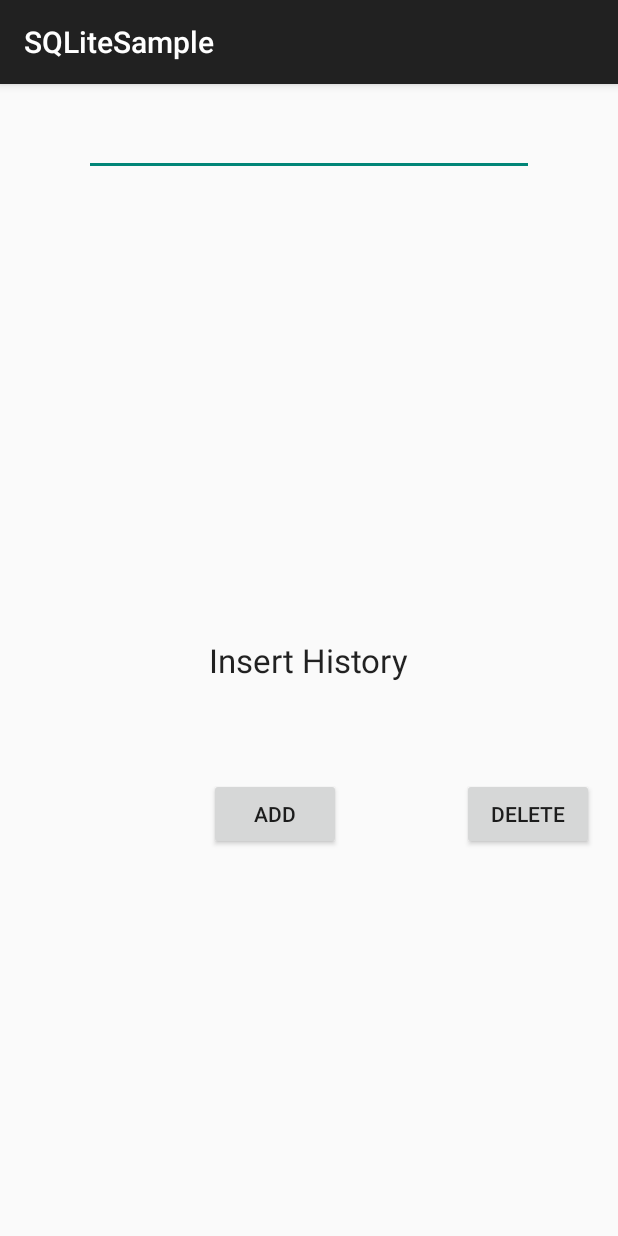
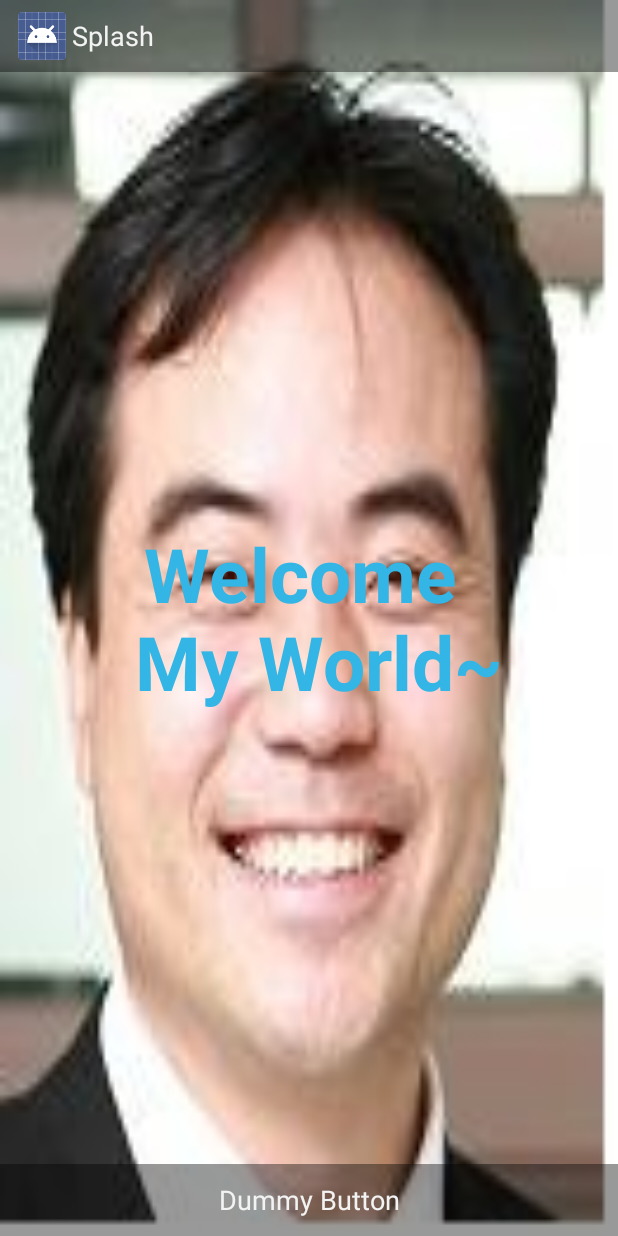
Before and after one commit to kangsoo/android_cookbook, an Android app: the screen it shows after launch (SQLiteSample before the commit, Splash after it), on a phone screen of 412 x 824 dp. Run offline under Robolectric (Android 15) with nearby library versions, the phone set to English and light mode, and no system bars.

Commit message:
splash and Main Menu Create~ Finally~

```diff
--- a/app/build.gradle
+++ b/app/build.gradle
@@ -22,4 +22,5 @@
 dependencies {
     compile fileTree(dir: 'libs', include: ['*.jar'])
     compile 'com.android.support:appcompat-v7:22.0.0'
+    compile 'com.android.support:support-v4:22.0.0'
 }
--- a/app/src/main/java/com/kangsoo/myapplication/SQLiteSample.java
+++ b/app/src/main/java/com/kangsoo/myapplication/SQLiteSample.java
@@ -59,7 +59,6 @@
 
     }
 
-
     public String displaySQLite(){
         String dbString = db.databaseToString();
         tvTextView.setText(dbString);
--- /dev/null
+++ b/app/src/main/java/com/kangsoo/myapplication/Splash.java
@@ -0,0 +1,77 @@
+package com.kangsoo.myapplication;
+
+import android.app.Activity;
+import android.content.Intent;
+import android.media.MediaPlayer;
+import android.os.Bundle;
+import android.view.View;
+import android.widget.Button;
+
+/**
+ * An example full-screen activity that shows and hides the system UI (i.e.
+ * status bar and navigation/system bar) with user interaction.
+ *
+ */
+public class Splash extends Activity {
+
+    Button btnExitSplash;
+    Intent intentMainActivity;
+    MediaPlayer mpSplashSong;
+
+    @Override
+    protected void onPause() {
+        super.onPause();
+        mpSplashSong.release();
+        finish();
+    }
+
+    @Override
+    protected void onCreate(Bundle savedInstanceState) {
+        super.onCreate(savedInstanceState);
+        setContentView(R.layout.activity_splash);
+
+        //Play Background Music
+        mpSplashSong = MediaPlayer.create(this, R.drawable.splashmusic);
+        mpSplashSong.start();
+
+        //androidmanifest.xml's intent-filter action name
+        intentMainActivity = new Intent("com.kangsoo.myapplication.LISTVIEWSAMPLE");
+
+        //Don't wait 5 second. and Music
+        btnExitSplash = (Button) findViewById(R.id.dummy_button);
+
+        btnExitSplash.setOnClickListener(
+            new View.OnClickListener() {
+                @Override
+                public void onClick(View v) {
+
+                    finish();
+                    //startActivity(intentMainActivity);
+                }
+            }
+        );
+
+        //Thread Count 5 seconds and then Start Main Activity
+        Thread timer = new Thread(){
+
+            public void run(){
+
+                try{
+                    //5 seconds
+                    sleep(5000);
+
+                }catch(InterruptedException e){
+                    //What's wrong?
+                    e.printStackTrace();
+
+                }finally {
+                    mpSplashSong.release();
+                    startActivity(intentMainActivity);
+                }
+            }
+        };
+
+        //Start Thread
+        timer.start();
+    }
+}
--- /dev/null
+++ b/app/src/main/res/layout/activity_splash.xml
@@ -0,0 +1,51 @@
+<FrameLayout xmlns:android="http://schemas.android.com/apk/res/android"
+    xmlns:tools="http://schemas.android.com/tools"
+    android:layout_width="match_parent"
+    android:layout_height="match_parent"
+    android:background="@drawable/myface"
+    tools:context="com.kangsoo.myapplication.Splash">
+
+    <!-- background="#0099cc"-->
+    <!-- The primary full-screen view. This can be replaced with whatever view
+         is needed to present your content, e.g. VideoView, SurfaceView,
+         TextureView, etc. -->
+    <TextView
+        android:id="@+id/fullscreen_content"
+        android:layout_width="match_parent"
+        android:layout_height="match_parent"
+        android:gravity="center"
+        android:keepScreenOn="true"
+        android:text="@string/dummy_content"
+        android:textColor="#33b5e5"
+        android:textSize="50sp"
+        android:textStyle="bold" />
+
+    <!-- This FrameLayout insets its children based on system windows using
+         android:fitsSystemWindows. -->
+    <FrameLayout
+        android:layout_width="match_parent"
+        android:layout_height="match_parent"
+        android:fitsSystemWindows="true">
+
+        <LinearLayout
+            android:id="@+id/fullscreen_content_controls"
+            style="?metaButtonBarStyle"
+            android:layout_width="match_parent"
+            android:layout_height="wrap_content"
+            android:layout_gravity="bottom|center_horizontal"
+            android:background="@color/black_overlay"
+            android:orientation="horizontal"
+            tools:ignore="UselessParent">
+
+            <Button
+                android:id="@+id/dummy_button"
+                style="?metaButtonBarButtonStyle"
+                android:layout_width="0dp"
+                android:layout_height="wrap_content"
+                android:layout_weight="1"
+                android:text="@string/dummy_button" />
+
+        </LinearLayout>
+    </FrameLayout>
+
+</FrameLayout>
--- /dev/null
+++ b/app/src/main/res/values-v11/styles.xml
@@ -0,0 +1,15 @@
+<resources>
+
+    <style name="FullscreenTheme" parent="android:Theme.Holo">
+        <item name="android:actionBarStyle">@style/FullscreenActionBarStyle</item>
+        <item name="android:windowActionBarOverlay">true</item>
+        <item name="android:windowBackground">@null</item>
+        <item name="metaButtonBarStyle">?android:attr/buttonBarStyle</item>
+        <item name="metaButtonBarButtonStyle">?android:attr/buttonBarButtonStyle</item>
+    </style>
+
+    <style name="FullscreenActionBarStyle" parent="android:Widget.Holo.ActionBar">
+        <item name="android:background">@color/black_overlay</item>
+    </style>
+
+</resources>
--- /dev/null
+++ b/app/src/main/res/values/colors.xml
@@ -0,0 +1,5 @@
+<resources>
+
+    <color name="black_overlay">#66000000</color>
+
+</resources>
--- a/app/src/main/res/values/strings.xml
+++ b/app/src/main/res/values/strings.xml
@@ -6,4 +6,8 @@
     <string name="title_activity_bound_service">BoundService</string>
     <string name="title_activity_list_view_sample">ListViewSample</string>
     <string name="title_activity_sqlite_sample">SQLiteSample</string>
+
+    <string name="title_activity_splash">Splash</string>
+    <string name="dummy_button">Dummy Button</string>
+    <string name="dummy_content">Welcome \n My World~</string>
 </resources>
--- a/app/src/main/res/values/styles.xml
+++ b/app/src/main/res/values/styles.xml
@@ -5,4 +5,23 @@
         <!-- Customize your theme here. -->
     </style>
 
+    <style name="FullscreenTheme" parent="android:Theme.NoTitleBar">
+        <item name="android:windowContentOverlay">@null</item>
+        <item name="android:windowBackground">@null</item>
+        <item name="metaButtonBarStyle">@style/ButtonBar</item>
+        <item name="metaButtonBarButtonStyle">@style/ButtonBarButton</item>
+    </style>
+
+    <!-- Backward-compatible version of ?android:attr/buttonBarStyle -->
+    <style name="ButtonBar">
+        <item name="android:paddingLeft">2dp</item>
+        <item name="android:paddingTop">5dp</item>
+        <item name="android:paddingRight">2dp</item>
+        <item name="android:paddingBottom">0dp</item>
+        <item name="android:background">@android:drawable/bottom_bar</item>
+    </style>
+
+    <!-- Backward-compatible version of ?android:attr/buttonBarButtonStyle -->
+    <style name="ButtonBarButton" />
+
 </resources>
```
Also changed, not shown: app/src/main/AndroidManifest.xml (+12 -4 lines), app/src/main/java/com/kangsoo/myapplication/ListViewSample.java (+14 -2 lines), app/src/main/java/com/kangsoo/myapplication/util/SystemUiHider.java (added, +172 -0 lines), app/src/main/java/com/kangsoo/myapplication/util/SystemUiHiderBase.java (added, +63 -0 lines), app/src/main/java/com/kangsoo/myapplication/util/SystemUiHiderHoneycomb.java (added, +141 -0 lines), app/src/main/res/values/attrs.xml (added, +12 -0 lines), 1 other file.
